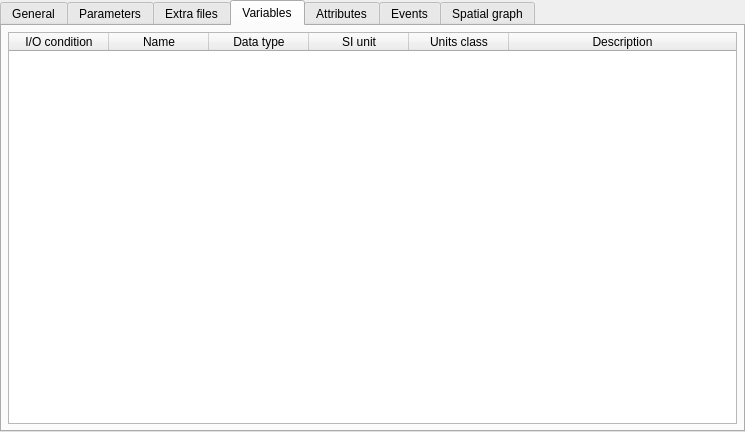
The window that src/apps/openfluid-builder/common/SignatureWidget.ui (jylfc0307/OpenFluidPlus) describes before a commit, drawn with Qt 5.
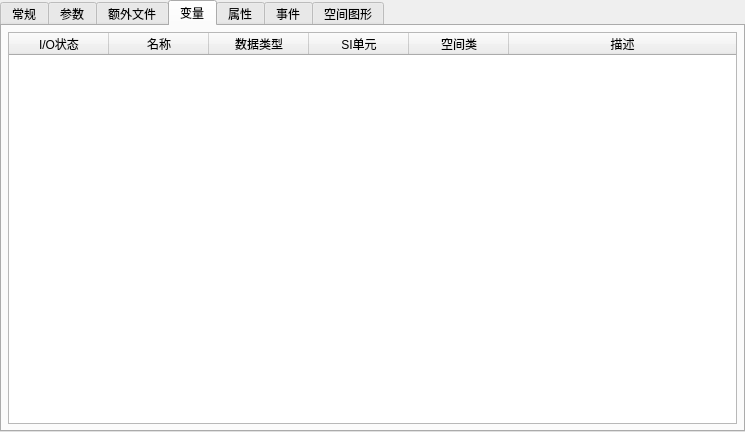
The same window after the commit. The open tabs and pages were chosen to show the change.

```diff
--- a/src/apps/openfluid-builder/common/SignatureWidget.ui
+++ b/src/apps/openfluid-builder/common/SignatureWidget.ui
@@ -36,7 +36,7 @@
      </property>
      <widget class="QWidget" name="GeneralTab">
       <attribute name="title">
-       <string>General</string>
+       <string>常规</string>
       </attribute>
       <layout class="QVBoxLayout" name="verticalLayout_4">
        <property name="spacing">
@@ -99,7 +99,7 @@
      </widget>
      <widget class="QWidget" name="ParametersTab">
       <attribute name="title">
-       <string>Parameters</string>
+       <string>参数</string>
       </attribute>
       <layout class="QVBoxLayout" name="verticalLayout_3">
        <property name="leftMargin">
@@ -160,7 +160,7 @@
      </widget>
      <widget class="QWidget" name="ExtrafilesTab">
       <attribute name="title">
-       <string>Extra files</string>
+       <string>额外文件</string>
       </attribute>
       <layout class="QVBoxLayout" name="verticalLayout_8">
        <property name="leftMargin">
@@ -211,7 +211,7 @@
      </widget>
      <widget class="QWidget" name="VariablesTab">
       <attribute name="title">
-       <string>Variables</string>
+       <string>变量</string>
       </attribute>
       <layout class="QVBoxLayout" name="verticalLayout_2">
        <property name="leftMargin">
@@ -248,32 +248,32 @@
          </attribute>
          <column>
           <property name="text">
-           <string>I/O condition</string>
+           <string>I/O状态</string>
           </property>
          </column>
          <column>
           <property name="text">
-           <string>Name</string>
+           <string>名称</string>
           </property>
          </column>
          <column>
           <property name="text">
-           <string>Data type</string>
+           <string>数据类型</string>
           </property>
          </column>
          <column>
           <property name="text">
-           <string>SI unit</string>
+           <string>SI单元</string>
           </property>
          </column>
          <column>
           <property name="text">
-           <string>Units class</string>
+           <string>空间类</string>
           </property>
          </column>
          <column>
           <property name="text">
-           <string>Description</string>
+           <string>描述</string>
           </property>
          </column>
         </widget>
@@ -282,7 +282,7 @@
      </widget>
      <widget class="QWidget" name="AttributesTab">
       <attribute name="title">
-       <string>Attributes</string>
+       <string>属性</string>
       </attribute>
       <layout class="QVBoxLayout" name="verticalLayout_6">
        <property name="leftMargin">
@@ -348,7 +348,7 @@
      </widget>
      <widget class="QWidget" name="EventsTab">
       <attribute name="title">
-       <string>Events</string>
+       <string>事件</string>
       </attribute>
       <layout class="QVBoxLayout" name="verticalLayout_7">
        <property name="leftMargin">
@@ -394,7 +394,7 @@
      </widget>
      <widget class="QWidget" name="SpatialGraphTab">
       <attribute name="title">
-       <string>Spatial graph</string>
+       <string>空间图形</string>
       </attribute>
       <layout class="QVBoxLayout" name="verticalLayout_9" stretch="0,1">
        <property name="leftMargin">
```
Left out of the diff: 34 changed lines with no effect on the pictures.
